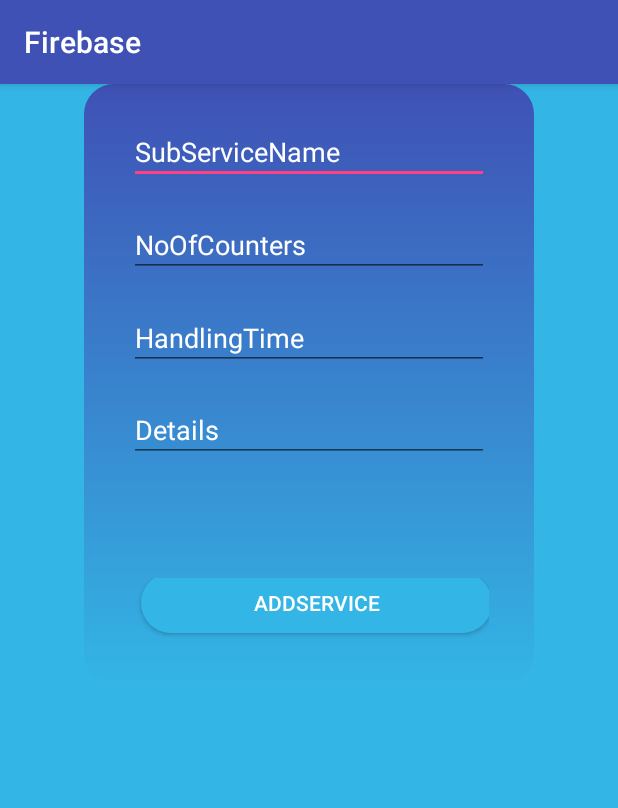
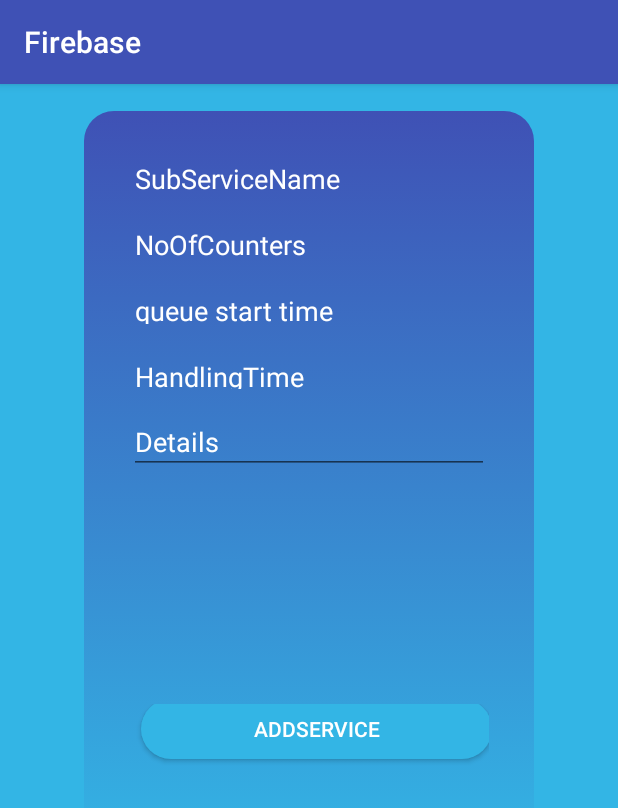
Before and after one commit to MrSparsh/Queno, an Android app: the SubServiceDetailsActivity screen opened directly, with no data from a screen before it, on a phone screen of 412 x 824 dp. Shown: the top 808 px of the screen. Run offline under Robolectric (Android 15) with nearby library versions, the phone set to English and light mode, and no system bars.

Commit message:
subservice initiated

```diff
--- a/app/src/main/java/com/example/prashanjeet/firebase/ServiceInfoActivity.java
+++ b/app/src/main/java/com/example/prashanjeet/firebase/ServiceInfoActivity.java
@@ -30,8 +30,8 @@ public class ServiceInfoActivity extends AppCompatActivity {
                 TextView ServiceDomain = (TextView)findViewById(R.id.ServiceDomain);
                 TextView expected_time = (TextView)findViewById(R.id.expected_time);
                 TextView best_time = (TextView)findViewById(R.id.best_time);
-                if(ServiceName.getText() == "" || ServiceDomain.getText() == "" || expected_time.getText() == ""
-                        || best_time.getText() == ""){
+                if(ServiceName.getText().equals("") || ServiceDomain.getText().equals("")|| expected_time.getText().equals("")
+                        || best_time.getText().equals("")){
                     Toast.makeText(ServiceInfoActivity.this,"All Needed!!!",Toast.LENGTH_LONG);
                     return;
                 }
--- a/app/src/main/res/layout/activity_sub_service_details.xml
+++ b/app/src/main/res/layout/activity_sub_service_details.xml
@@ -22,18 +22,20 @@
             android:layout_weight="1.5"
             android:background="@android:color/holo_blue_light" />
     </LinearLayout>
+
     <LinearLayout
         android:id="@+id/loginLayout"
         android:layout_width="300dp"
-        android:layout_height="400dp"
+        android:layout_height="500dp"
+        android:layout_alignParentTop="true"
+        android:layout_centerHorizontal="true"
+        android:layout_marginTop="18dp"
         android:background="@drawable/login"
         android:orientation="vertical"
         android:padding="30dp"
         android:weightSum="1"
-        android:layout_alignParentTop="true"
-        android:layout_centerHorizontal="true"
-        tools:layout_editor_absoluteY="0dp"
-        tools:layout_editor_absoluteX="0dp">
+        tools:layout_editor_absoluteX="0dp"
+        tools:layout_editor_absoluteY="0dp">
 
         <LinearLayout
             android:layout_width="match_parent"
@@ -54,6 +56,7 @@
                 android:textColorHint="@android:color/white" />
 
         </LinearLayout>
+
         <LinearLayout
             android:layout_width="match_parent"
             android:layout_height="0dp"
@@ -72,6 +75,26 @@
                 android:textColor="@android:color/white"
                 android:textColorHint="@android:color/white" />
         </LinearLayout>
+
+        <LinearLayout
+            android:layout_width="match_parent"
+            android:layout_height="0dp"
+            android:layout_marginBottom="20dp"
+            android:layout_marginTop="-20dp"
+            android:layout_weight="0.2">
+
+            <EditText
+                android:id="@+id/StartTime"
+                android:layout_width="match_parent"
+                android:layout_height="51dp"
+                android:layout_marginTop="5dp"
+                android:hint="queue start time"
+                android:inputType="text"
+                android:paddingBottom="1dp"
+                android:textColor="@android:color/white"
+                android:textColorHint="@android:color/white" />
+        </LinearLayout>
+
         <LinearLayout
             android:layout_width="match_parent"
             android:layout_height="0dp"
@@ -93,7 +116,7 @@
 
         <LinearLayout
             android:layout_width="match_parent"
-            android:layout_height="0dp"
+            android:layout_height="100dp"
             android:layout_marginBottom="20dp"
             android:layout_marginTop="-20dp"
             android:layout_weight="0.27">
@@ -111,9 +134,9 @@
         </LinearLayout>
         <LinearLayout
             android:layout_width="match_parent"
-            android:layout_height="10dp"
+            android:layout_height="100dp"
+            android:layout_marginTop="20dp"
             android:layout_weight="0.14"
-            android:layout_marginTop="20dp"
             android:paddingTop="10dp">
 
             <Button
@@ -128,6 +151,9 @@
                 android:text="AddService"
                 android:textColor="@android:color/white" />
         </LinearLayout>
+
+
+
     </LinearLayout>
 
 
```
Also changed, not shown: app/src/main/java/com/example/prashanjeet/firebase/SubService.java (added, +67 -0 lines).
